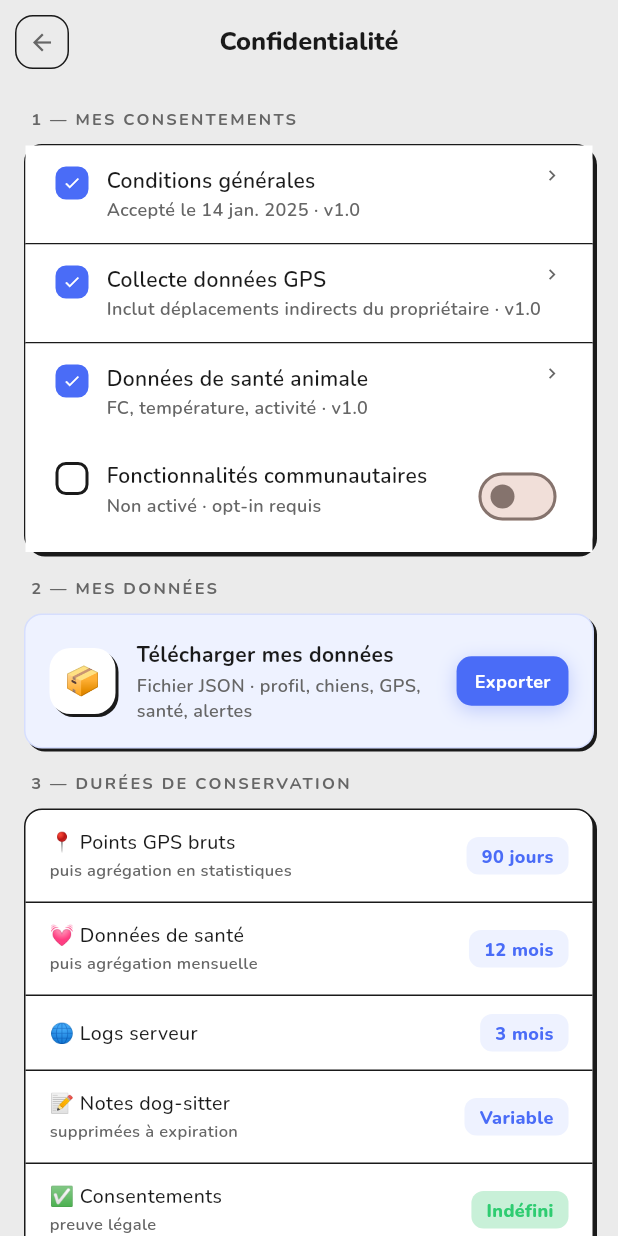
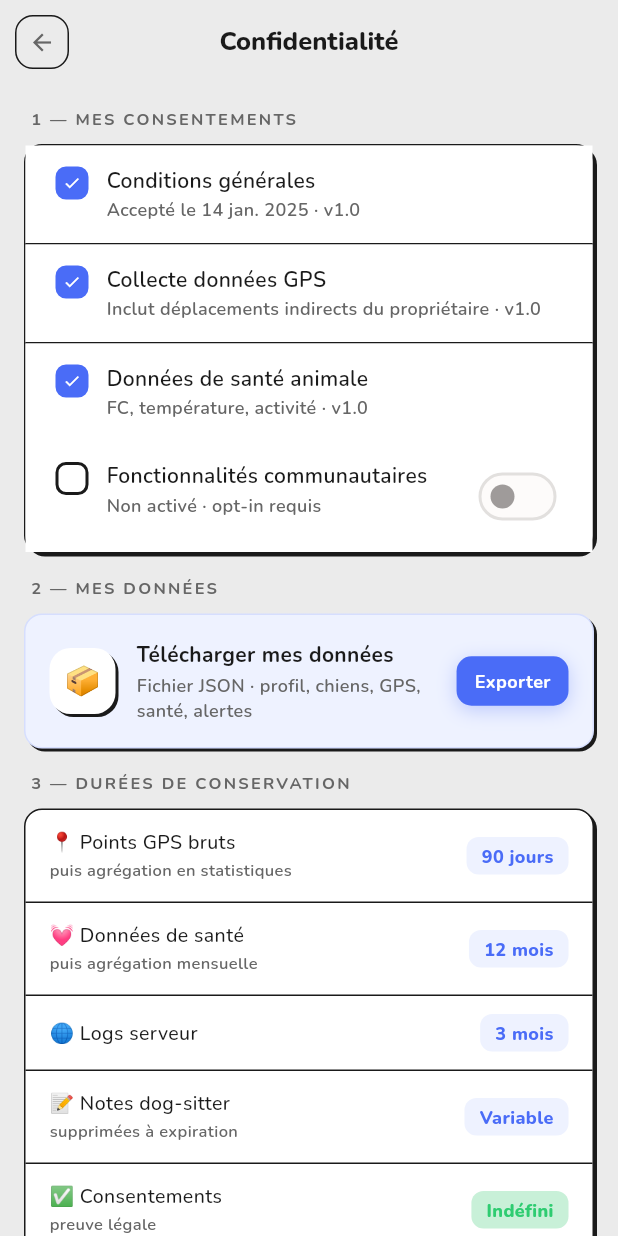
Before and after one commit to Lunasphys/K9-Sync, a Flutter app: the PrivacyScreen screen opened by its route, on a phone screen of 412 x 824 dp. Run offline on Flutter 3.47's test engine with Material 3 defaults, Android fonts, the phone set to English and light mode, and no system bars; our stand-ins replace cloud_firestore, dio, equatable, firebase_auth, firebase_core, firebase_messaging and 14 more; missing offline and left inert: mqtt_client; accounts and stored records are empty.

Commit message:
fix(ui): retire les affordances trompeuses sur l'écran Confidentialité
Les 3 lignes de consentement (CGU, GPS, santé) affichaient un chevron
laissant croire à un détail consultable, alors qu'aucun tap n'avait
d'effet — chevron et onTap retirés. Le switch Fonctionnalités
communautaires semblait actionnable sans jamais rien faire au
changement — passé à un état visuellement désactivé (onChanged: null)
plutôt que cliquable sans effet.

```diff
--- a/lib/presentation/screens/privacy/privacy_screen.dart
+++ b/lib/presentation/screens/privacy/privacy_screen.dart
@@ -211,30 +211,28 @@ class _PrivacyScreenState extends State<PrivacyScreen> {
               title: 'Conditions générales',
               desc: 'Accepté le 14 jan. 2025 · v1.0',
               checked: true,
-              onTap: () {},
             ),
             _divider(),
             _consentItem(
               title: 'Collecte données GPS',
               desc: 'Inclut déplacements indirects du propriétaire · v1.0',
               checked: true,
-              onTap: () {},
             ),
             _divider(),
             _consentItem(
               title: 'Données de santé animale',
               desc: 'FC, température, activité · v1.0',
               checked: true,
-              onTap: () {},
             ),
             _consentItem(
               title: 'Fonctionnalités communautaires',
               desc: 'Non activé · opt-in requis',
               checked: false,
-              onTap: () {},
               trailing: Switch(
                 value: false,
-                onChanged: (_) {},
+                // Toggling isn't wired to anything yet — disabled (greyed
+                // out) rather than interactive with no effect.
+                onChanged: null,
                 activeTrackColor: AppColors.blue,
               ),
             ),
@@ -304,14 +302,7 @@ class _PrivacyScreenState extends State<PrivacyScreen> {
                       ],
                     ),
                   ),
-                  if (trailing != null)
-                    trailing
-                  else
-                    const Icon(
-                      Icons.chevron_right,
-                      size: 14,
-                      color: AppColors.textMuted,
-                    ),
+                  ?trailing,
                 ],
               ),
             ),
```
